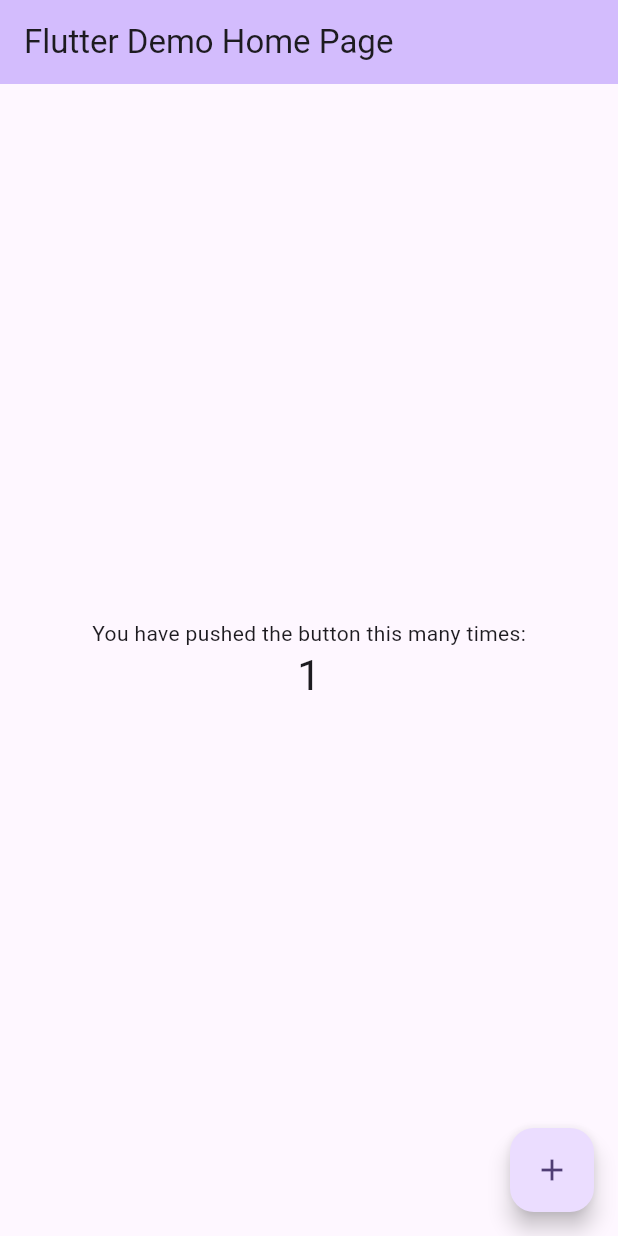
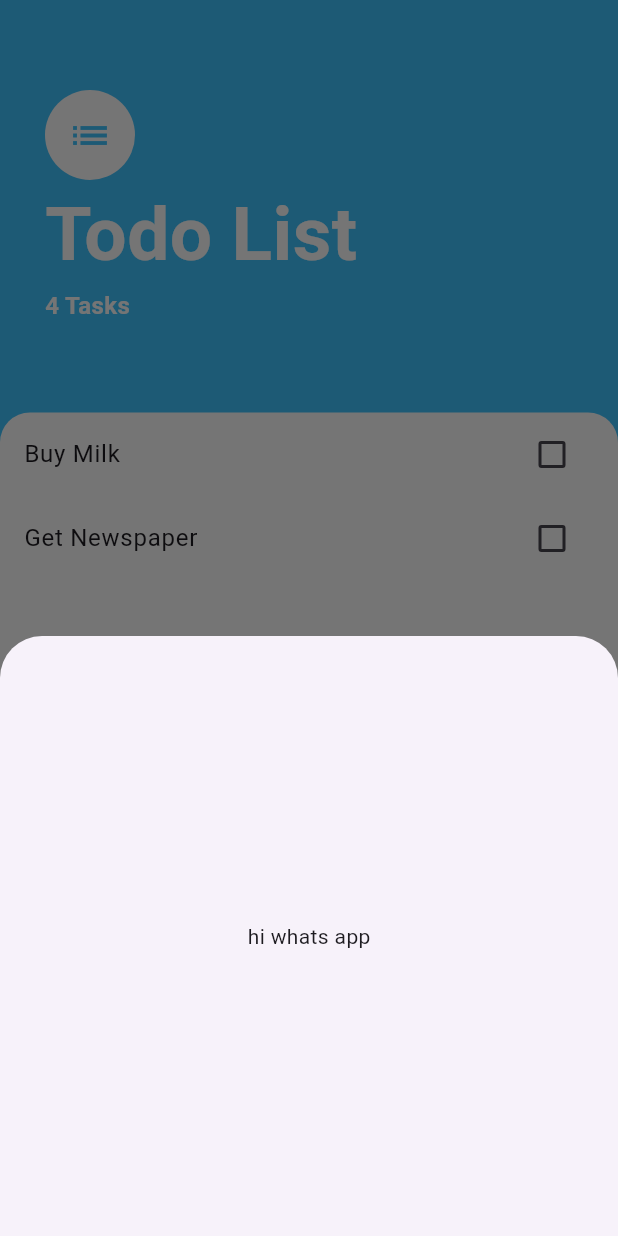
Before and after one commit to Mshankc/todo_list_app, a Flutter app: the screen it shows after launch, after a tap on the "add" icon, on a phone screen of 412 x 824 dp. Run offline on Flutter 3.47's test engine with Material 3 defaults, Android fonts, the phone set to English and light mode, and no system bars.

Commit message:
created home screen

```diff
--- a/lib/main.dart
+++ b/lib/main.dart
@@ -1,4 +1,6 @@
 import 'package:flutter/material.dart';
+
+import 'screens/home_screen.dart';
 
 void main() {
   runApp(const MyApp());
@@ -10,116 +12,8 @@ class MyApp extends StatelessWidget {
   // This widget is the root of your application.
   @override
   Widget build(BuildContext context) {
-    return MaterialApp(
-      title: 'Flutter Demo',
-      theme: ThemeData(
-        // This is the theme of your application.
-        //
-        // TRY THIS: Try running your application with "flutter run". You'll see
-        // the application has a purple toolbar. Then, without quitting the app,
-        // try changing the seedColor in the colorScheme below to Colors.green
-        // and then invoke "hot reload" (save your changes or press the "hot
-        // reload" button in a Flutter-supported IDE, or press "r" if you used
-        // the command line to start the app).
-        //
-        // Notice that the counter didn't reset back to zero; the application
-        // state is not lost during the reload. To reset the state, use hot
-        // restart instead.
-        //
-        // This works for code too, not just values: Most code changes can be
-        // tested with just a hot reload.
-        colorScheme: ColorScheme.fromSeed(seedColor: Colors.deepPurple),
-        useMaterial3: true,
-      ),
-      home: const MyHomePage(title: 'Flutter Demo Home Page'),
+    return const MaterialApp(
+      home: HomeScreen(),
     );
   }
 }
-
-class MyHomePage extends StatefulWidget {
-  const MyHomePage({super.key, required this.title});
-
-  // This widget is the home page of your application. It is stateful, meaning
-  // that it has a State object (defined below) that contains fields that affect
-  // how it looks.
-
-  // This class is the configuration for the state. It holds the values (in this
-  // case the title) provided by the parent (in this case the App widget) and
-  // used by the build method of the State. Fields in a Widget subclass are
-  // always marked "final".
-
-  final String title;
-
-  @override
-  State<MyHomePage> createState() => _MyHomePageState();
-}
-
-class _MyHomePageState extends State<MyHomePage> {
-  int _counter = 0;
-
-  void _incrementCounter() {
-    setState(() {
-      // This call to setState tells the Flutter framework that something has
-      // changed in this State, which causes it to rerun the build method below
-      // so that the display can reflect the updated values. If we changed
-      // _counter without calling setState(), then the build method would not be
-      // called again, and so nothing would appear to happen.
-      _counter++;
-    });
-  }
-
-  @override
-  Widget build(BuildContext context) {
-    // This method is rerun every time setState is called, for instance as done
-    // by the _incrementCounter method above.
-    //
-    // The Flutter framework has been optimized to make rerunning build methods
-    // fast, so that you can just rebuild anything that needs updating rather
-    // than having to individually change instances of widgets.
-    return Scaffold(
-      appBar: AppBar(
-        // TRY THIS: Try changing the color here to a specific color (to
-        // Colors.amber, perhaps?) and trigger a hot reload to see the AppBar
-        // change color while the other colors stay the same.
-        backgroundColor: Theme.of(context).colorScheme.inversePrimary,
-        // Here we take the value from the MyHomePage object that was created by
-        // the App.build method, and use it to set our appbar title.
-        title: Text(widget.title),
-      ),
-      body: Center(
-        // Center is a layout widget. It takes a single child and positions it
-        // in the middle of the parent.
-        child: Column(
-          // Column is also a layout widget. It takes a list of children and
-          // arranges them vertically. By default, it sizes itself to fit its
-          // children horizontally, and tries to be as tall as its parent.
-          //
-          // Column has various properties to control how it sizes itself and
-          // how it positions its children. Here we use mainAxisAlignment to
-          // center the children vertically; the main axis here is the vertical
-          // axis because Columns are vertical (the cross axis would be
-          // horizontal).
-          //
-          // TRY THIS: Invoke "debug painting" (choose the "Toggle Debug Paint"
-          // action in the IDE, or press "p" in the console), to see the
-          // wireframe for each widget.
-          mainAxisAlignment: MainAxisAlignment.center,
-          children: <Widget>[
-            const Text(
-              'You have pushed the button this many times:',
-            ),
-            Text(
-              '$_counter',
-              style: Theme.of(context).textTheme.headlineMedium,
-            ),
-          ],
-        ),
-      ),
-      floatingActionButton: FloatingActionButton(
-        onPressed: _incrementCounter,
-        tooltip: 'Increment',
-        child: const Icon(Icons.add),
-      ), // This trailing comma makes auto-formatting nicer for build methods.
-    );
-  }
-}
--- /dev/null
+++ b/lib/screens/home_screen.dart
@@ -0,0 +1,104 @@
+import 'package:flutter/material.dart';
+
+class HomeScreen extends StatefulWidget {
+  const HomeScreen({super.key});
+
+  @override
+  State<HomeScreen> createState() => _HomeScreenState();
+}
+
+class _HomeScreenState extends State<HomeScreen> {
+  int taskNumber = 4;
+  bool check = false;
+
+  @override
+  Widget build(BuildContext context) {
+    return SafeArea(
+      child: Scaffold(
+        backgroundColor: Colors.lightBlueAccent,
+        floatingActionButton: FloatingActionButton(
+          backgroundColor: Colors.lightBlueAccent,
+          shape: const CircleBorder(side: BorderSide.none),
+          child: const Icon(
+            Icons.add,
+            color: Colors.white,
+          ),
+          onPressed: () => showModalBottomSheet(
+            context: context,
+            builder: (BuildContext context) {
+              return Container(
+                alignment: Alignment.center,
+                height: 400,
+                width: MediaQuery.sizeOf(context).width,
+                child: const Text('hi whats app'),
+              );
+            },
+          ),
+        ),
+        body: Column(
+          crossAxisAlignment: CrossAxisAlignment.start,
+          children: [
+            Container(
+              padding: const EdgeInsets.symmetric(horizontal: 30, vertical: 60),
+              child: Column(
+                crossAxisAlignment: CrossAxisAlignment.start,
+                children: [
+                  const CircleAvatar(
+                    backgroundColor: Colors.white,
+                    radius: 30,
+                    child: Icon(
+                      Icons.list,
+                      color: Colors.lightBlueAccent,
+                      size: 30,
+                    ),
+                  ),
+                  const Text(
+                    'Todo List',
+                    style: TextStyle(
+                        color: Colors.white,
+                        fontSize: 50,
+                        fontWeight: FontWeight.w700),
+                  ),
+                  Text(
+                    '${taskNumber.toString()} Tasks',
+                    style: const TextStyle(
+                        color: Colors.white,
+                        fontSize: 16,
+                        fontWeight: FontWeight.w600),
+                  ),
+                ],
+              ),
+            ),
+            Expanded(
+              child: Container(
+                // height: MediaQuery.sizeOf(context).height * 0.60,
+                // width: MediaQuery.sizeOf(context).width,
+                alignment: Alignment.center,
+                decoration: const BoxDecoration(
+                    color: Colors.white,
+                    borderRadius: BorderRadius.only(
+                        topLeft: Radius.circular(20),
+                        topRight: Radius.circular(20))),
+                child: ListView(
+                  children: [
+                    CheckboxListTile(
+                      onChanged: (value) {},
+                      value: false,
+                      title: const Text('Buy Milk'),
+                    ),
+                    CheckboxListTile(
+                      onChanged: (value) {},
+                      value: false,
+                      title: const Text('Get Newspaper'),
+                    ),
+                  ],
+                ),
+                //     }),
+              ),
+            ),
+          ],
+        ),
+      ),
+    );
+  }
+}
```
Also changed, not shown: lib/widgets/task_list.dart (added), lib/widgets/task_tile.dart (added).
